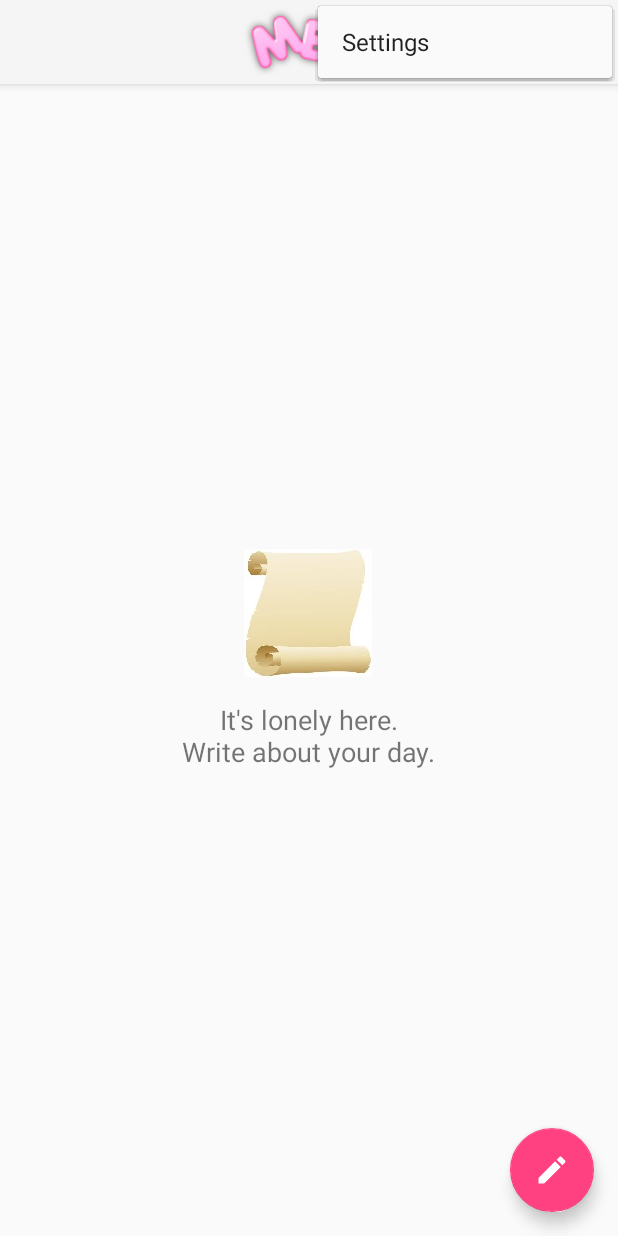
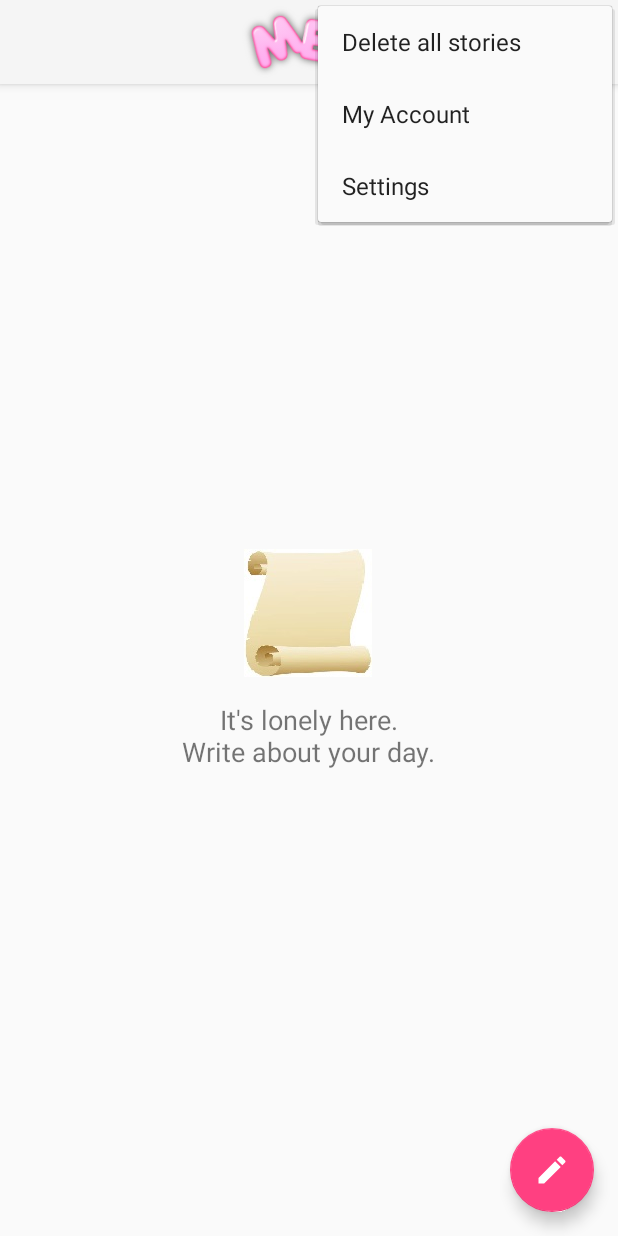
Before and after one commit to bandacode/Me-ALCwithGoogle-FinalChallenge, an Android app: the MainActivity screen opened directly, with no data from a screen before it, with the options menu open, on a phone screen of 412 x 824 dp. Run offline under Robolectric (Android 15) with nearby library versions, the phone set to English and light mode, and no system bars; our stand-ins replace Room's generated code.

```diff
--- a/app/src/main/AndroidManifest.xml
+++ b/app/src/main/AndroidManifest.xml
@@ -22,7 +22,6 @@
             </intent-filter>
         </activity>
         <activity android:name=".ui.story.StoryActivity"
-            android:parentActivityName=".ui.story.MainActivity"
             android:label="My Story"/>
     </application>
 
--- a/app/src/main/res/menu/menu_main.xml
+++ b/app/src/main/res/menu/menu_main.xml
@@ -3,8 +3,15 @@
     xmlns:tools="http://schemas.android.com/tools"
     tools:context="com.ban2apps.me.ui.story.MainActivity">
     <item
+        android:id="@+id/action_delete_all"
+        android:title="@string/delete_all_stories"
+        app:showAsAction="never" />
+    <item
+        android:id="@+id/action_account"
+        android:title="@string/my_account"
+        app:showAsAction="never" />
+    <item
         android:id="@+id/action_settings"
-        android:orderInCategory="100"
         android:title="@string/action_settings"
         app:showAsAction="never" />
 </menu>
--- a/app/src/main/res/values/strings.xml
+++ b/app/src/main/res/values/strings.xml
@@ -10,4 +10,6 @@
     <string name="title_save">Save</string>
     <string name="title_delete">Delete</string>
     <string name="title_edit">Edit</string>
+    <string name="delete_all_stories">Delete all stories</string>
+    <string name="my_account">My Account</string>
 </resources>
```
Also changed, not shown: app/src/main/java/com/ban2apps/me/ui/story/MainActivity.kt (+7 -14 lines), app/src/main/java/com/ban2apps/me/ui/story/StoryActivity.kt (+11 -2 lines), app/src/main/res/drawable/ic_arrow_back.xml (added, +9 -0 lines).
